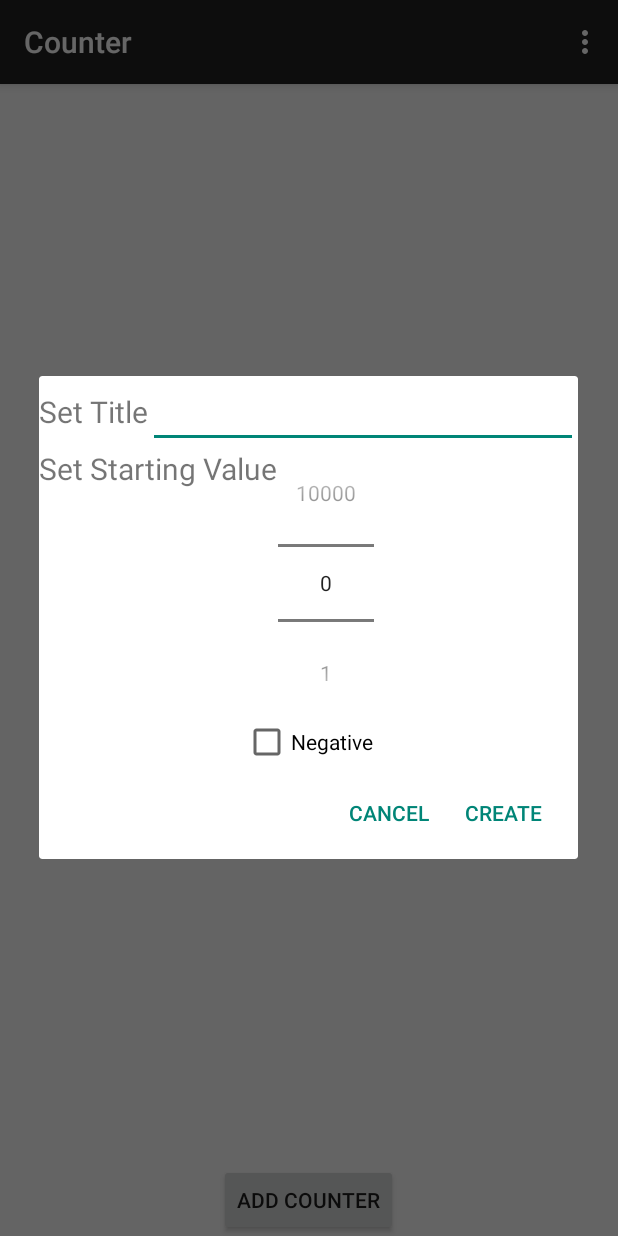
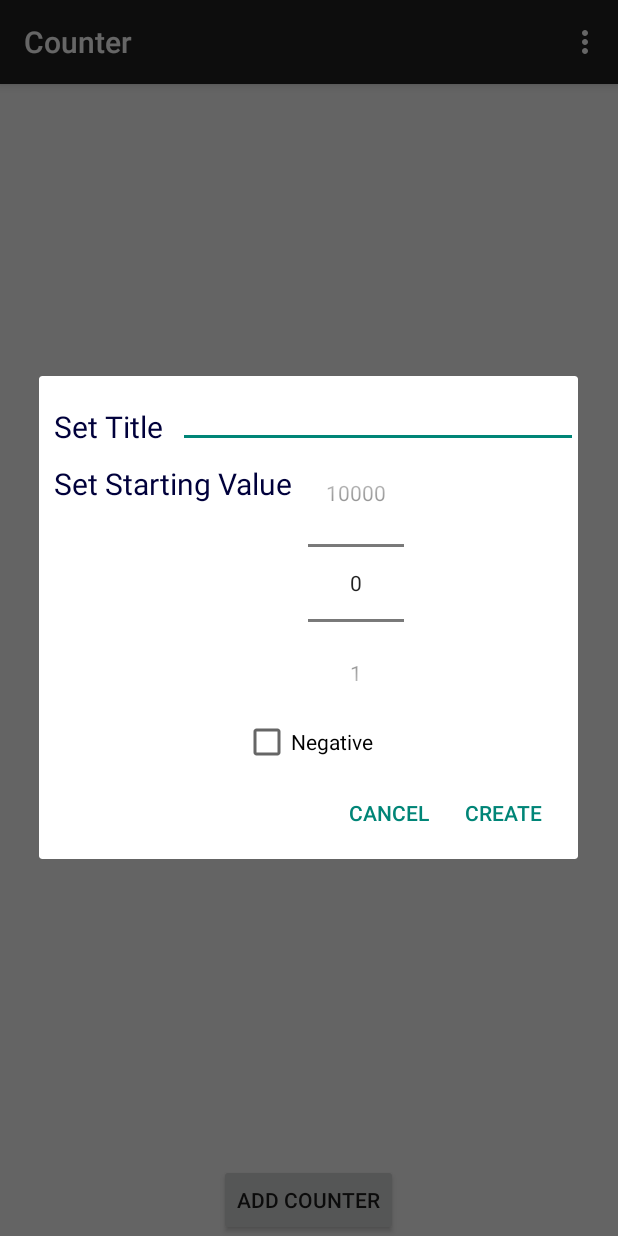
Before and after one commit to adrsamanta/CounterApp, an Android app: the screen it shows after launch (MainActivity), after a tap on "ADD COUNTER", on a phone screen of 412 x 824 dp. Run offline under Robolectric (Android 15) with nearby library versions, the phone set to English and light mode, and no system bars.

Commit message:
added new style

```diff
--- a/app/src/main/res/layout/create_counter.xml
+++ b/app/src/main/res/layout/create_counter.xml
@@ -14,7 +14,8 @@
             android:layout_height="wrap_content"
             android:text="@string/set_title"
             android:id="@+id/textView"
-            android:textSize="20sp" />
+            android:textSize="20sp"
+            style="@style/LabelFont"/>
 
         <EditText
             android:layout_width="wrap_content"
@@ -38,7 +39,8 @@
             android:id="@+id/textView2"
             android:textSize="20sp"
             android:textAlignment="gravity"
-            android:layout_gravity="center" />
+            android:layout_gravity="center"
+            style="@style/LabelFont"/>
 
         <NumberPicker
             android:layout_width="wrap_content"
--- a/app/src/main/res/values/styles.xml
+++ b/app/src/main/res/values/styles.xml
@@ -5,4 +5,12 @@
         <!-- Customize your theme here. -->
     </style>
 
+    <style name="LabelFont">
+        <item name="android:textColor">#00003B</item>
+        <item name="android:typeface">normal</item>
+        <item name="android:textSize">20sp</item>
+        <item name="android:layout_margin">10sp</item>
+    </style>
+
+
 </resources>
```
